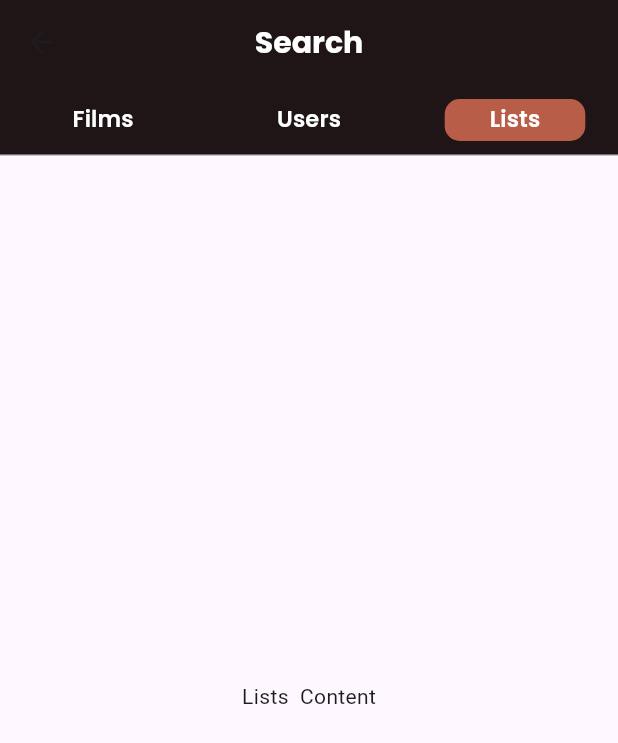
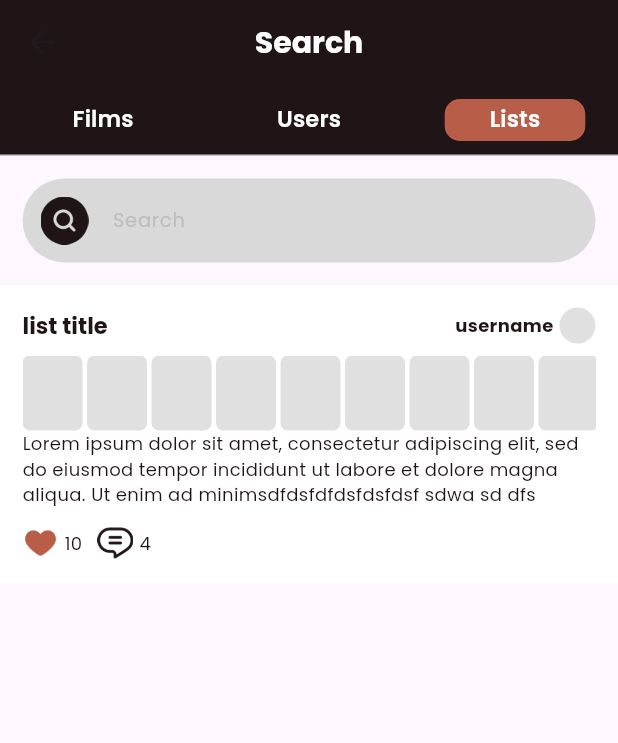
Before and after one commit to laveniaketh/Filmboxd, a Flutter app: the SearchPage screen opened directly, tab 3 chosen, on a phone screen of 412 x 824 dp. Shown: the top 743 px of the screen. Run offline on Flutter 3.47's test engine with Material 3 defaults, Android fonts, the phone set to English and light mode, and no system bars; our stand-ins replace firebase_auth, firebase_core, flutter_screenutil; accounts and stored records are empty; network calls fail.

Commit message:
implemented all the widgets in all tabs

```diff
--- /dev/null
+++ b/lib/components/searchfield.dart
@@ -0,0 +1,78 @@
+import 'package:flutter/material.dart';
+
+class SearchField extends StatefulWidget {
+  @override
+  _SearchFieldState createState() => _SearchFieldState();
+}
+
+class _SearchFieldState extends State<SearchField> {
+  final TextEditingController _controller = TextEditingController();
+  final FocusNode _focusNode = FocusNode();
+  bool _isFocused = false;
+
+  @override
+  void initState() {
+    super.initState();
+    _focusNode.addListener(() {
+      setState(() {
+        _isFocused = _focusNode.hasFocus;
+      });
+    });
+  }
+
+  @override
+  void dispose() {
+    _focusNode.dispose();
+    _controller.dispose();
+    super.dispose();
+  }
+
+  @override
+  Widget build(BuildContext context) {
+    return Container(
+      padding: const EdgeInsets.all(15),
+      child: TextField(
+        controller: _controller,
+        focusNode: _focusNode,
+        decoration: InputDecoration(
+          filled: true,
+          fillColor: Color(0XFFD9D9D9),
+          contentPadding: const EdgeInsets.all(15),
+          hintText: 'Search',
+          hintStyle: TextStyle(
+            fontFamily: 'Poppins',
+            color: Colors.grey[400],
+            fontSize: 13,
+            fontWeight: FontWeight.w400,
+          ),
+          prefixIcon: Padding(
+            padding: const EdgeInsets.all(12),
+            child: Image.asset('images/searchpage/search-dark.png',
+                width: 32, height: 32),
+          ),
+          suffixIcon: _isFocused
+              ? GestureDetector(
+                  onTap: () {
+                    _controller.clear();
+                  },
+                  child: Padding(
+                    padding: const EdgeInsets.all(12),
+                    child: Image.asset('images/searchpage/clear.png',
+                        width: 32, height: 32),
+                  )
+              )
+              : null,
+          border: OutlineInputBorder(
+            borderRadius: BorderRadius.circular(40),
+            borderSide: BorderSide.none,
+          ),
+        ),
+        style: TextStyle(
+            fontFamily: 'Poppins',
+            color: Color(0xfF1F1516),
+            fontSize: 13,
+            fontWeight: FontWeight.w400),
+      ),
+    );
+  }
+}
--- a/lib/pages/home_page.dart
+++ b/lib/pages/home_page.dart
@@ -1,5 +1,6 @@
 import 'package:filmboxd/models/movie_lists_homepage_model.dart';
 import 'package:filmboxd/models/review_model.dart';
+import 'package:filmboxd/widgets/list_post_widget.dart';
 import 'package:filmboxd/widgets/movie_poster_scroll_widget.dart';
 import 'package:filmboxd/widgets/review_post_widget.dart';
 import 'package:firebase_auth/firebase_auth.dart';
@@ -139,6 +140,7 @@ class _HomePageState extends State<HomePage>
                 EdgeInsets.symmetric(horizontal: -30, vertical: 10),
           ),
         ),
+
         body: TabBarView(
           controller: _tabController,
           children: [
@@ -346,6 +348,9 @@ class _HomePageState extends State<HomePage>
             Center(child:
             ListView(
               // Lists Tab
+              children: [
+                ListPostWidget(),
+              ],
 
             )
             ),
--- a/lib/pages/notification_page.dart
+++ b/lib/pages/notification_page.dart
@@ -1,3 +1,4 @@
+import 'package:filmboxd/widgets/notification_item_widget.dart';
 import 'package:firebase_auth/firebase_auth.dart';
 import 'package:flutter/material.dart';
 
@@ -65,6 +66,11 @@ class _NotificationPageState extends State<NotificationPage>
             ),
           ),
         ),
+        body: ListView(
+          children: [
+            NotificationItemWidget(),
+          ],
+        ),
       ),
     );
   }
--- a/lib/pages/search_page.dart
+++ b/lib/pages/search_page.dart
@@ -1,3 +1,7 @@
+import 'package:filmboxd/components/searchfield.dart';
+import 'package:filmboxd/widgets/list_post_widget.dart';
+import 'package:filmboxd/widgets/movie_result_item_widget.dart';
+import 'package:filmboxd/widgets/user_result_item_widget.dart';
 import 'package:firebase_auth/firebase_auth.dart';
 import 'package:flutter/material.dart';
 
@@ -10,7 +14,7 @@ class SearchPage extends StatefulWidget {
 
 class _SearchPageState extends State<SearchPage>
     with SingleTickerProviderStateMixin {
-  final user = FirebaseAuth.instance.currentUser!;
+  User? user;
   late TabController _tabController;
   int _selectedIndex = 0;
 
@@ -23,10 +27,8 @@ class _SearchPageState extends State<SearchPage>
   @override
   void initState() {
     super.initState();
+    user = FirebaseAuth.instance.currentUser;
     _tabController = TabController(length: 3, vsync: this);
-    _tabController.addListener(() {
-      setState(() {});
-    });
   }
 
   @override
@@ -42,7 +44,7 @@ class _SearchPageState extends State<SearchPage>
     });
   }
 
-//sign user out method
+  // Sign user out method
   void signUserOut() {
     FirebaseAuth.instance.signOut();
   }
@@ -130,56 +132,29 @@ class _SearchPageState extends State<SearchPage>
             Center(
               child: ListView(
                 children: [
-                Container(
-                  margin: const EdgeInsets.only(top: 40, left: 20, right: 20),
-                  decoration: BoxDecoration(boxShadow: [
-                    BoxShadow(
-                        color: const Color(0xff1D1617).withOpacity(0.11),
-                        blurRadius: 40,
-                        spreadRadius: 0.0)
-                  ]),
-                  child: TextField(
-                    decoration: InputDecoration(
-                        filled: true,
-                        fillColor: Colors.white,
-                        contentPadding: const EdgeInsets.all(15),
-                        hintText: 'Search Pancake',
-                        hintStyle: const TextStyle(
-                            color: Color(0xffDDDADA), fontSize: 14),
-                        prefixIcon: Padding(
-                          padding: const EdgeInsets.all(12),
-                          child: Image.asset(
-                              'images/homepage/search-selected.png'),
-                        ),
-                        suffixIcon: SizedBox(
-                          width: 100,
-                          child: IntrinsicHeight(
-                            child: Row(
-                                mainAxisAlignment: MainAxisAlignment.end,
-                                children: [
-                                  const VerticalDivider(
-                                    color: Colors.black,
-                                    indent: 10,
-                                    endIndent: 10,
-                                    thickness: 0.1,
-                                  ),
-                                  Padding(
-                                    padding: const EdgeInsets.all(12),
-                                    child: Image.asset(
-                                        'images/homepage/search-selected.png'),
-                                  ),
-                                ]),
+                  SearchField(),
+                  MovieResultItemWidget(),
+                ],
               ),
             ),
-                        border: OutlineInputBorder(
-                            borderRadius: BorderRadius.circular(15),
-                            borderSide: BorderSide.none)),
+            Center(
+              child: ListView(
+                children: [
+                  SearchField(),
+                  UserResultItemWidget(),
+                  UserResultItemWidget(),
+                  UserResultItemWidget(),
+                ],
               ),
             ),
+            Center(
+              child: ListView(
+                children: [
+                  SearchField(),
+                  ListPostWidget(),
                 ],
-            )),
-            Center(child: Text('Users Content')),
-            Center(child: Text('Lists  Content')),
+              ),
+            ),
           ],
         ),
       ),
--- /dev/null
+++ b/lib/widgets/list_post_widget.dart
@@ -0,0 +1,137 @@
+import 'package:flutter/material.dart';
+
+class ListPostWidget extends StatelessWidget {
+  @override
+  Widget build(BuildContext context) {
+    return Container(
+      padding: EdgeInsets.all(15),
+      decoration: BoxDecoration(
+        color: Colors.white,
+      ),
+      child: Row(
+        crossAxisAlignment: CrossAxisAlignment.start,
+        children: [
+          Expanded(
+            child: Column(
+              crossAxisAlignment: CrossAxisAlignment.start,
+              children: [
+                // list title and desc
+                Row(
+                  mainAxisAlignment: MainAxisAlignment.spaceBetween,
+                  children: [
+                    RichText(
+                      text: TextSpan(
+                        text: "list title",
+                        style: TextStyle(
+                          fontFamily: 'Poppins',
+                          fontSize: 15,
+                          color: Color(0xfF1F1516),
+                          fontWeight: FontWeight.bold,
+                        ),
+                      ),
+                    ),
+                    Row(
+                      children: [
+                        Text(
+                          "username",
+                          style: TextStyle(
+                            fontFamily: 'Poppins',
+                            fontSize: 12,
+                            color: Color(0xfF1F1516),
+                            fontWeight: FontWeight.bold,
+                          ),
+                        ),
+                        SizedBox(width: 4),
+                        CircleAvatar(
+                          radius: 12,
+                          // backgroundImage: NetworkImage(review.profileImage),
+                          backgroundColor: Colors.grey[300],
+                        ),
+                      ],
+                    ),
+                  ],
+                ),
+                SizedBox(height: 8),
+
+                // small horizontal scrollable movie posters
+                Container(
+                  height: 50,
+                  child: ListView.builder(
+                    scrollDirection: Axis.horizontal,
+                    itemCount: 10, // Number of posters
+                    itemBuilder: (context, index) {
+                      return Container(
+                        width: 40,
+                        margin: EdgeInsets.only(right: 3),
+                        decoration: BoxDecoration(
+                          // image: DecorationImage(
+                          //   image: AssetImage('images/homepage/poster1.jpg'),
+                          //   fit: BoxFit.cover,
+                          // ),
+                          color: Colors.grey[300],
+                          borderRadius: BorderRadius.circular(5),
+                        ),
+                      );
+                    },
+                  ),
+                ),
+
+                // list desc
+                Text(
+                  "Lorem ipsum dolor sit amet, consectetur adipiscing elit, sed do eiusmod tempor incididunt ut labore et dolore magna aliqua. Ut enim ad minimsdfdsfdfdsfdsfdsf sdwa sd dfs ",
+                  maxLines: 3,
+                  overflow: TextOverflow.ellipsis,
+                  style: TextStyle(
+                    fontFamily: 'Poppins',
+                    fontSize: 12,
+                    color: Color(0xfF1F1516),
+                  ),
+                ),
+                SizedBox(height: 12),
+                // Likes, Comments
+                Row(
+                  mainAxisAlignment: MainAxisAlignment.spaceBetween,
+                  children: [
+                    Row(
+                      children: [
+                        ImageIcon(
+                          AssetImage('images/homepage/heart.png'),
+                          color: Color(0xfFFB85D48),
+                          size: 24,
+                        ),
+                        SizedBox(width: 4),
+                        Text(
+                          '10',
+                          style: TextStyle(
+                            fontFamily: 'Poppins',
+                            fontSize: 12,
+                            color: Color(0xfF1F1516),
+                          ),
+                        ),
+                        SizedBox(width: 10),
+                        ImageIcon(
+                          AssetImage('images/homepage/comment.png'),
+                          color: Color(0xfF1F1516),
+                          size: 24,
+                        ),
+                        SizedBox(width: 4),
+                        Text(
+                          '4',
+                          style: TextStyle(
+                            fontFamily: 'Poppins',
+                            fontSize: 12,
+                            color: Color(0xfF1F1516),
+                          ),
+                        ),
+                      ],
+                    ),
+                  ],
+                ),
+              ],
+            ),
+          ),
+        ],
+      ),
+    );
+  }
+}
--- a/pubspec.yaml
+++ b/pubspec.yaml
@@ -70,6 +70,7 @@ flutter:
     - images/
     - images/homepage/
     - images/profilepage/
+    - images/searchpage/
   #   - images/a_dot_ham.jpeg
 
   # An image asset can refer to one or more resolution-specific "variants", see
```
Also changed, not shown: lib/pages/profile_page.dart (+57 -20 lines), lib/widgets/movie_poster_grid_widget.dart (added, +29 -0 lines), lib/widgets/movie_result_item_widget.dart (added, +75 -0 lines), lib/widgets/notification_item_widget.dart (added, +57 -0 lines), lib/widgets/user_result_item_widget.dart (added, +62 -0 lines), images/searchpage/add.png (added), images/searchpage/clear.png (added), images/searchpage/search-dark.png (added), lib/components/review_card.dart (deleted). Lines whose indentation alone changed are shown as unchanged.
